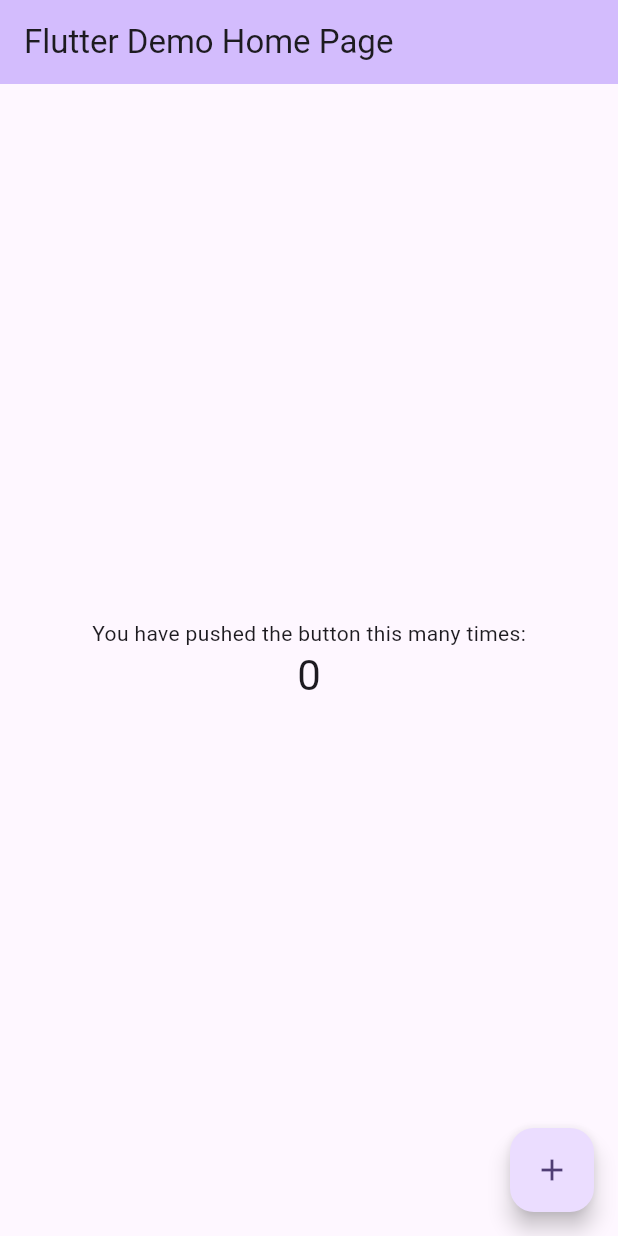
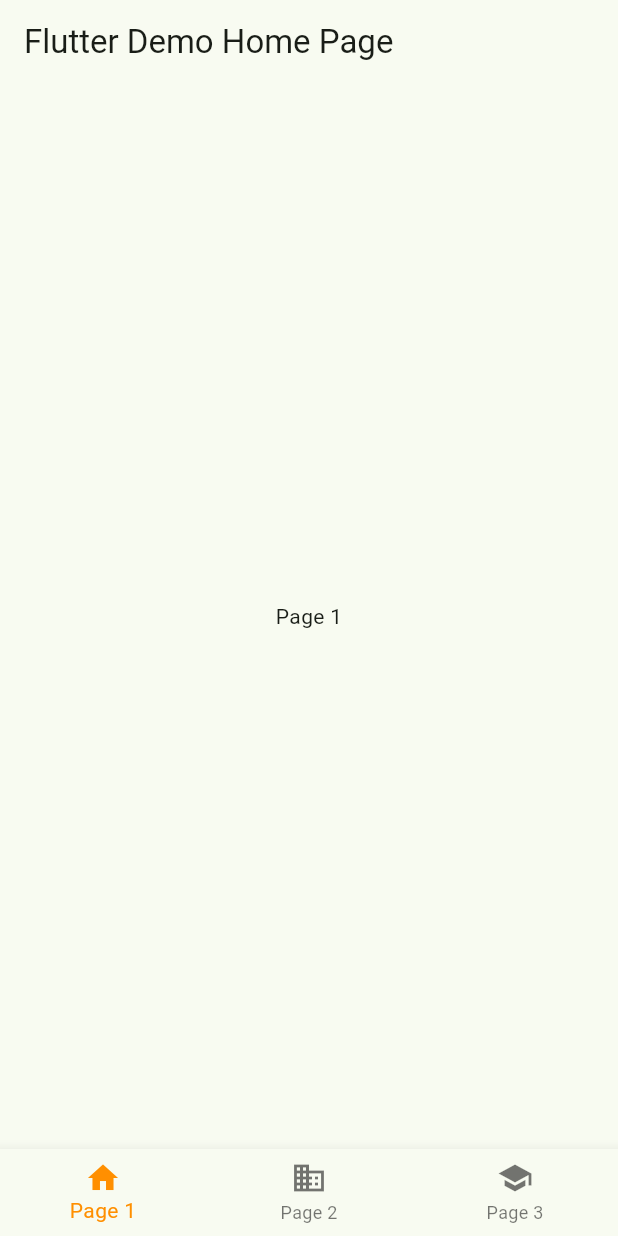
Before and after one commit to Heriep/amse, a Flutter app: the screen it shows after launch, on a phone screen of 412 x 824 dp. Run offline on Flutter 3.47's test engine with Material 3 defaults, Android fonts, the phone set to English and light mode, and no system bars.

```diff
--- a/tp1/lib/main.dart
+++ b/tp1/lib/main.dart
@@ -28,7 +28,7 @@ class MyApp extends StatelessWidget {
         //
         // This works for code too, not just values: Most code changes can be
         // tested with just a hot reload.
-        colorScheme: ColorScheme.fromSeed(seedColor: Colors.deepPurple),
+        colorScheme: ColorScheme.fromSeed(seedColor: const Color.fromARGB(255, 31, 185, 38)),
       ),
       home: const MyHomePage(title: 'Flutter Demo Home Page'),
     );
@@ -54,69 +54,81 @@ class MyHomePage extends StatefulWidget {
 }
 
 class _MyHomePageState extends State<MyHomePage> {
-  int _counter = 0;
+  int _selectedIndex = 0;
 
-  void _incrementCounter() {
+  static const List<Widget> _pages = <Widget>[
+    Page1(),
+    Page2(),
+    Page3(),
+  ];
+
+  void _onItemTapped(int index) {
     setState(() {
-      // This call to setState tells the Flutter framework that something has
-      // changed in this State, which causes it to rerun the build method below
-      // so that the display can reflect the updated values. If we changed
-      // _counter without calling setState(), then the build method would not be
-      // called again, and so nothing would appear to happen.
-      _counter++;
+      _selectedIndex = index;
     });
   }
 
   @override
   Widget build(BuildContext context) {
-    // This method is rerun every time setState is called, for instance as done
-    // by the _incrementCounter method above.
-    //
-    // The Flutter framework has been optimized to make rerunning build methods
-    // fast, so that you can just rebuild anything that needs updating rather
-    // than having to individually change instances of widgets.
     return Scaffold(
       appBar: AppBar(
-        // TRY THIS: Try changing the color here to a specific color (to
-        // Colors.amber, perhaps?) and trigger a hot reload to see the AppBar
-        // change color while the other colors stay the same.
-        backgroundColor: Theme.of(context).colorScheme.inversePrimary,
-        // Here we take the value from the MyHomePage object that was created by
-        // the App.build method, and use it to set our appbar title.
         title: Text(widget.title),
       ),
       body: Center(
-        // Center is a layout widget. It takes a single child and positions it
-        // in the middle of the parent.
-        child: Column(
-          // Column is also a layout widget. It takes a list of children and
-          // arranges them vertically. By default, it sizes itself to fit its
-          // children horizontally, and tries to be as tall as its parent.
-          //
-          // Column has various properties to control how it sizes itself and
-          // how it positions its children. Here we use mainAxisAlignment to
-          // center the children vertically; the main axis here is the vertical
-          // axis because Columns are vertical (the cross axis would be
-          // horizontal).
-          //
-          // TRY THIS: Invoke "debug painting" (choose the "Toggle Debug Paint"
-          // action in the IDE, or press "p" in the console), to see the
-          // wireframe for each widget.
-          mainAxisAlignment: MainAxisAlignment.center,
-          children: <Widget>[
-            const Text('You have pushed the button this many times:'),
-            Text(
-              '$_counter',
-              style: Theme.of(context).textTheme.headlineMedium,
-            ),
-          ],
-        ),
+        child: _pages.elementAt(_selectedIndex),
       ),
-      floatingActionButton: FloatingActionButton(
-        onPressed: _incrementCounter,
-        tooltip: 'Increment',
-        child: const Icon(Icons.add),
-      ), // This trailing comma makes auto-formatting nicer for build methods.
+      bottomNavigationBar: BottomNavigationBar(
+        items: const <BottomNavigationBarItem>[
+          BottomNavigationBarItem(
+            icon: Icon(Icons.home),
+            label: 'Page 1',
+          ),
+          BottomNavigationBarItem(
+            icon: Icon(Icons.business),
+            label: 'Page 2',
+          ),
+          BottomNavigationBarItem(
+            icon: Icon(Icons.school),
+            label: 'Page 3',
+          ),
+        ],
+        currentIndex: _selectedIndex,
+        selectedItemColor: Colors.amber[800],
+        onTap: _onItemTapped,
+      ),
     );
   }
 }
+
+class Page1 extends StatelessWidget {
+  const Page1({super.key});
+
+  @override
+  Widget build(BuildContext context) {
+    return const Center(
+      child: Text('Page 1'),
+    );
+  }
+}
+
+class Page2 extends StatelessWidget {
+  const Page2({super.key});
+
+  @override
+  Widget build(BuildContext context) {
+    return const Center(
+      child: Text('Page 2'),
+    );
+  }
+}
+
+class Page3 extends StatelessWidget {
+  const Page3({super.key});
+
+  @override
+  Widget build(BuildContext context) {
+    return const Center(
+      child: Text('Page 3'),
+    );
+  }
+}
```
